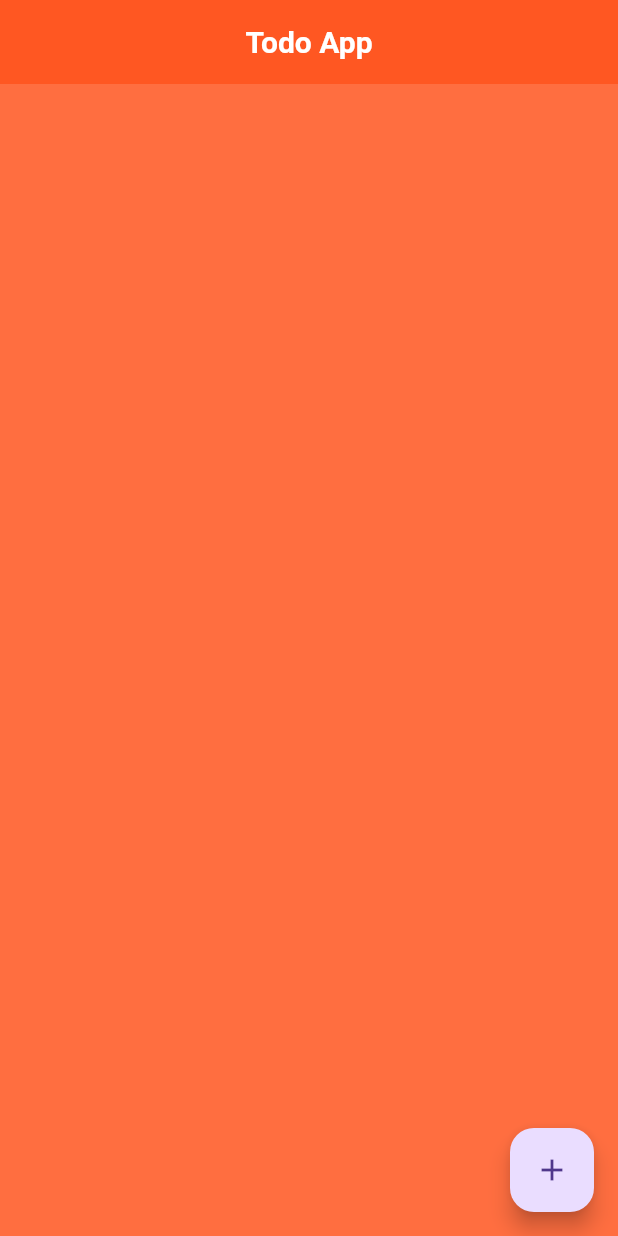
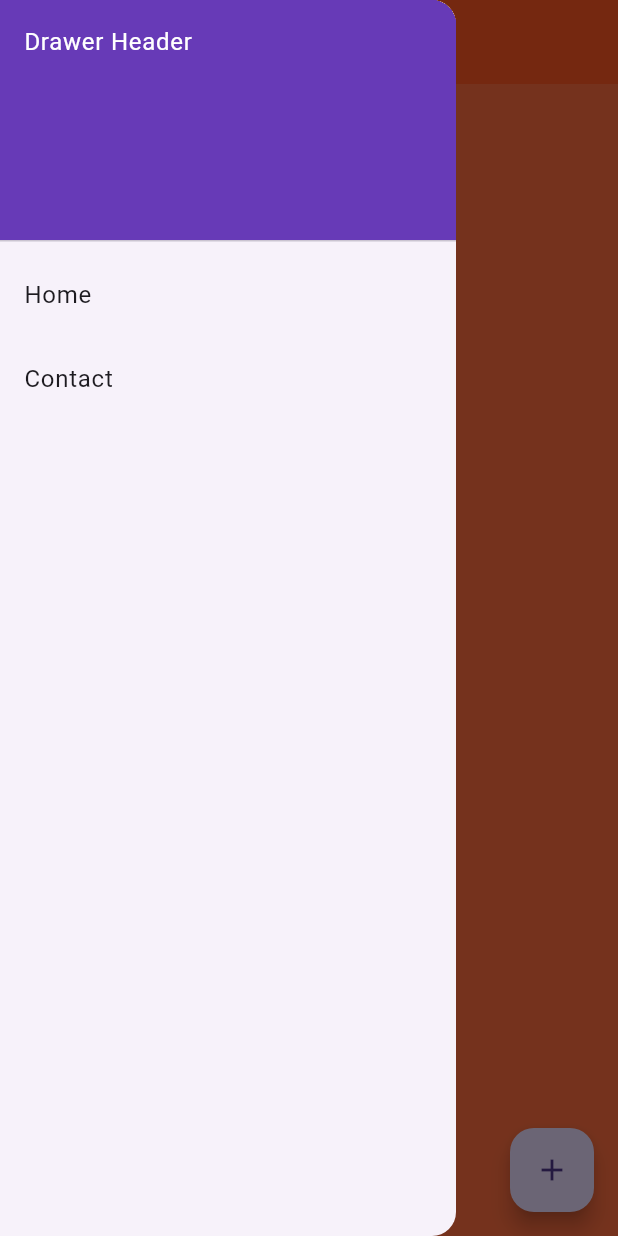
Before and after one commit to vincentpalomo/flutter-practice-app, a Flutter app: the screen it shows after launch, with the side drawer open (before the commit the screen has no drawer), on a phone screen of 412 x 824 dp. Run offline on Flutter 3.47's test engine with Material 3 defaults, Android fonts, the phone set to English and light mode, and no system bars; our stand-ins replace flutter_riverpod, freezed_annotation.

Commit message:
learned how to make a hamburger menu

```diff
--- a/lib/features/todos/presentation/pages/todo_page.dart
+++ b/lib/features/todos/presentation/pages/todo_page.dart
@@ -19,6 +19,33 @@
         ),
         backgroundColor: Colors.deepOrange,
         centerTitle: true,
+      ),
+      drawer: Drawer(
+        child: ListView(
+          padding: EdgeInsets.zero,
+          children: [
+            const DrawerHeader(
+              decoration: BoxDecoration(
+                color: Colors.deepPurple,
+              ),
+              child: Text('Drawer Header',
+                  style: TextStyle(color: Colors.white),
+              ),
+            ),
+            ListTile(
+              title: const Text('Home'),
+              onTap: () {
+              //   update the state of the app
+              },
+            ),
+            ListTile(
+              title: const Text('Contact'),
+              onTap: () {
+              //   update the state of the app
+              },
+            )
+          ],
+        ),
       ),
       body: ListView.builder(
         itemCount: todos.length,
@@ -54,6 +81,7 @@
       backgroundColor: Colors.deepOrangeAccent,
     );
   }
+
 
   void _showAddTodoDialog(BuildContext context, WidgetRef ref) {
     final textController = TextEditingController();
```
